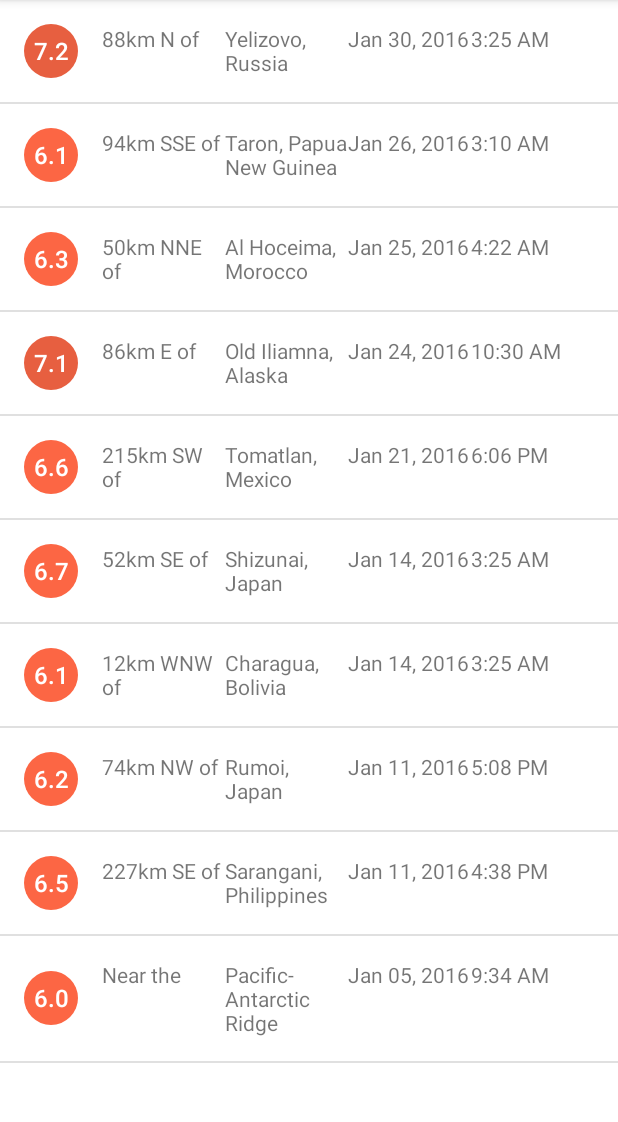
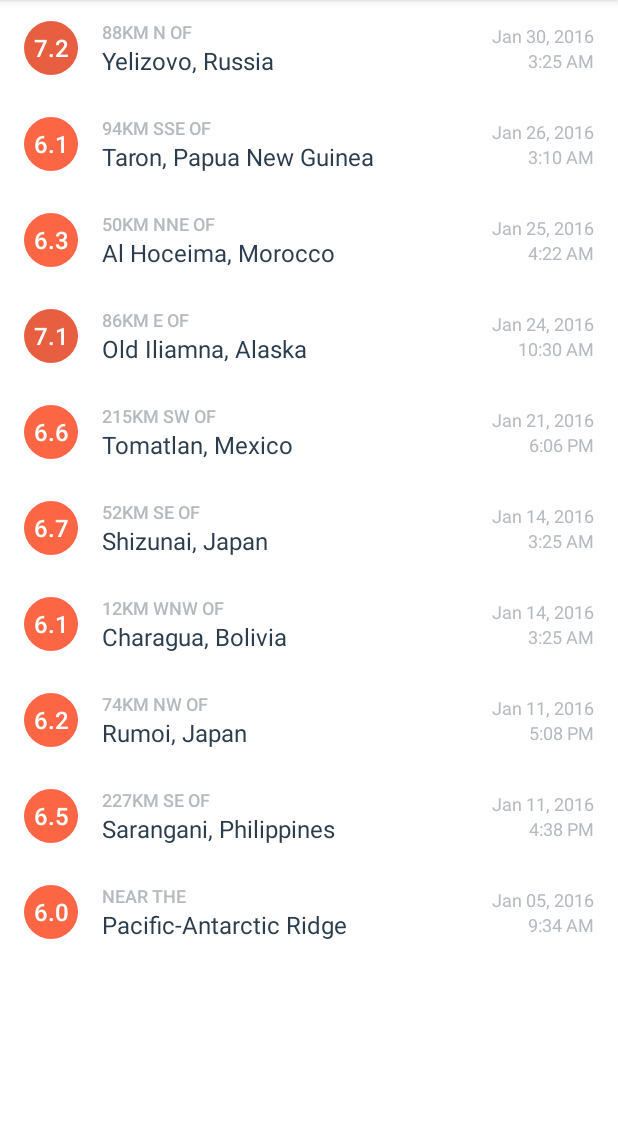
Before and after one commit to swapanpal/Earthquake-API-HTTP-Networking, an Android app: the screen it shows after launch (EarthquakeActivity), on a phone screen of 412 x 824 dp, the part 84-1206 px from its top. Run offline under Robolectric (Android 15) with nearby library versions, the phone set to English and light mode, and no system bars.

Commit message:
Visual polish on the list

```diff
--- a/app/src/main/res/layout/earthquake_activity.xml
+++ b/app/src/main/res/layout/earthquake_activity.xml
@@ -6,6 +6,8 @@
     android:orientation="vertical"
     android:layout_width="match_parent"
     android:layout_height="match_parent"
+    android:divider="@null"
+    android:dividerHeight="0dp"
     tools:context=".EarthquakeActivity">
 
 
--- a/app/src/main/res/layout/earthquake_list_item.xml
+++ b/app/src/main/res/layout/earthquake_list_item.xml
@@ -3,9 +3,12 @@
 <LinearLayout xmlns:android="http://schemas.android.com/apk/res/android"
     xmlns:tools="http://schemas.android.com/tools"
     android:orientation="horizontal"
-    android:padding="16dp"
     android:layout_width="match_parent"
-    android:layout_height="match_parent">
+    android:layout_height="?android:attr/listPreferredItemHeight"
+    android:paddingEnd="16dp"
+    android:paddingLeft="16dp"
+    android:paddingRight="16dp"
+    android:paddingStart="16dp">
 
     <TextView
         android:id="@+id/magnitude"
@@ -18,32 +21,61 @@
         android:textColor="@android:color/white"
         android:textSize="16sp"
         tools:text="8.9" />
-   <TextView
-       android:id="@+id/location_offset"
-       android:layout_marginLeft="16dp"
+   <LinearLayout
        android:layout_width="0dp"
        android:layout_height="wrap_content"
+       android:layout_gravity="center_vertical"
+       android:layout_marginLeft="16dp"
+       android:layout_marginStart="16dp"
        android:layout_weight="1"
-       tools:text="30km S of"/>
+       android:orientation="vertical">
 
-    <TextView
-        android:id="@+id/primary_location"
-        android:layout_width="0dp"
-        android:layout_height="wrap_content"
-        android:layout_weight="1"
-        tools:text="San Francisco, CA" />
+       <TextView
+           android:id="@+id/location_offset"
+           android:layout_width="wrap_content"
+           android:layout_height="wrap_content"
+           android:ellipsize="end"
+           android:fontFamily="sans-serif-medium"
+           android:maxLines="1"
+           android:textAllCaps="true"
+           android:textColor="@color/textColorEarthquakeDetails"
+           android:textSize="12sp"
+           tools:text="30km S of" />
+       <TextView
+           android:id="@+id/primary_location"
+           android:layout_width="wrap_content"
+           android:layout_height="wrap_content"
+           android:ellipsize="end"
+           android:maxLines="2"
+           android:textColor="@color/textColorEarthquakeLocation"
+           android:textSize="16sp"
+           tools:text="Long placeholder location that should wrap to more than 2 lines of text" />
+   </LinearLayout>
+
+<LinearLayout
+    android:layout_width="wrap_content"
+    android:layout_height="wrap_content"
+    android:layout_gravity="center_vertical"
+    android:layout_marginLeft="16dp"
+    android:layout_marginStart="16dp"
+    android:orientation="vertical">
 
     <TextView
         android:id="@+id/date"
-        android:layout_width="0dp"
+        android:layout_width="wrap_content"
         android:layout_height="wrap_content"
-        android:layout_weight="1"
+        android:layout_gravity="end"
+        android:textColor="@color/textColorEarthquakeDetails"
+        android:textSize="12sp"
         tools:text="Mar 6, 2010" />
     <TextView
         android:id="@+id/time"
-        android:layout_width="0dp"
+        android:layout_width="wrap_content"
         android:layout_height="wrap_content"
-        android:layout_weight="1"
+        android:layout_gravity="end"
+        android:textColor="@color/textColorEarthquakeDetails"
+        android:textSize="12sp"
         tools:text="3:00 PM" />
+</LinearLayout>
 
 </LinearLayout>
--- a/app/src/main/res/values/colors.xml
+++ b/app/src/main/res/values/colors.xml
@@ -37,4 +37,10 @@
 
     <!-- Magnitude circle color for an earthquake with magnitude over 10 -->
     <color name="magnitude10plus">#C03823</color>
+
+    <!-- Text color for the details of the earthquake in the list item -->
+    <color name="textColorEarthquakeDetails">#B4BAC0</color>
+
+    <!-- Text color for the primary location of the earthquake in the list item -->
+    <color name="textColorEarthquakeLocation">#2B3D4D</color>
 </resources>
```
